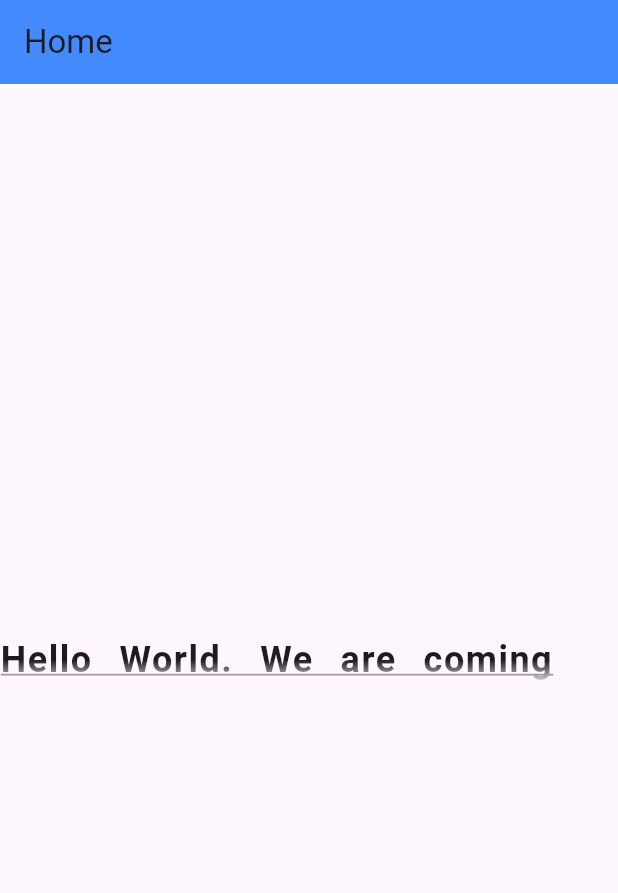
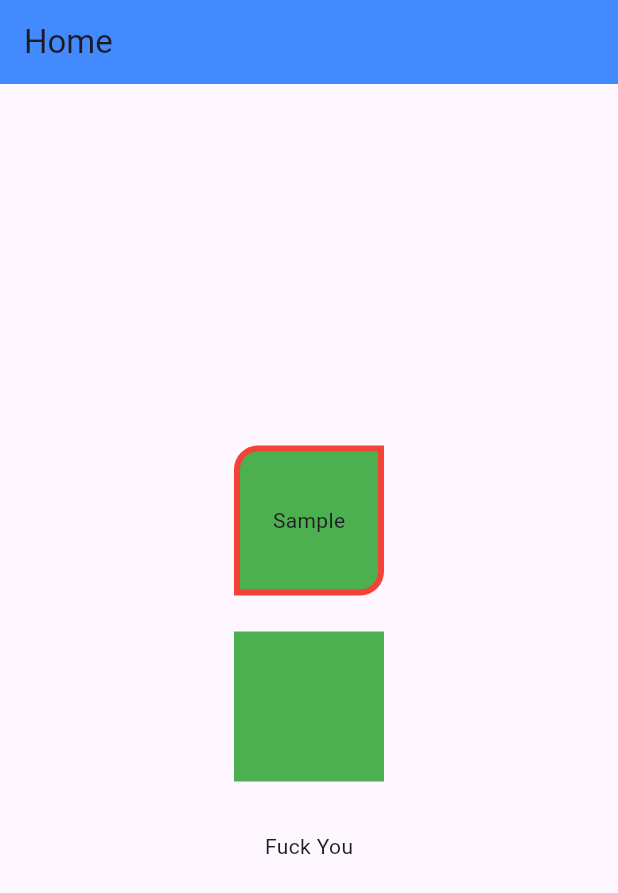
Before and after one commit to Ibrahim0096891/live_class_project, a Flutter app: the screen it shows after launch, on a phone screen of 412 x 824 dp. Shown: the top 893 px of the screen. Run offline on Flutter 3.47's test engine with Material 3 defaults, Android fonts, the phone set to English and light mode, and no system bars.

Commit message:
update baki

```diff
--- a/lib/main.dart
+++ b/lib/main.dart
@@ -13,20 +13,46 @@ class introApp extends StatelessWidget {
               backgroundColor: Colors.blueAccent,
               title: Text('Home'),
             ),
-            body: Center(
-              child: Text(
-                'Hello World. We are coming Bangladesh',
-                textAlign: TextAlign.start,
-                maxLines: 1,
-                style: TextStyle(
-                  fontSize: 24,
-                  fontWeight: FontWeight.w700,
-                  decoration: TextDecoration.underline,
-                  letterSpacing: 1,
-                  wordSpacing: 11,
-                  overflow: TextOverflow.fade,
+          body: Center(
+            child: Column(
+              mainAxisAlignment: MainAxisAlignment.center,
+              crossAxisAlignment: CrossAxisAlignment.center,
+              children: [
+                Container(
+                  width: 100,
+                  height: 100,
+                  // color: Colors.green,
+                  // padding: EdgeInsets.all(10),
+                  margin: EdgeInsets.all(16),
+                  alignment: Alignment.center,
+                  decoration: BoxDecoration(
+                      color: Colors.green,
+                    border: Border.all(color: Colors.red, width: 4),
+                    borderRadius: BorderRadius.only(
+                      topLeft: Radius.circular(16),
+                      bottomRight: Radius.circular(16),
+                    ),
+                  ),
+                  child: Text('Sample'),
+
                 ),
-              ),
-            )));
+                Container(
+                  width: 100,
+                  height: 100,
+                  color: Colors.green,
+                  padding: EdgeInsets.all(10),
+                  margin: EdgeInsets.all(8),
+
+                ),
+                Padding(
+                  padding: const EdgeInsets.all(25.0),
+                  child: Text('Fuck You'),
+                ),
+              ],
+            ),
+          ),
+
+        )
+    );
   }
 }
```
